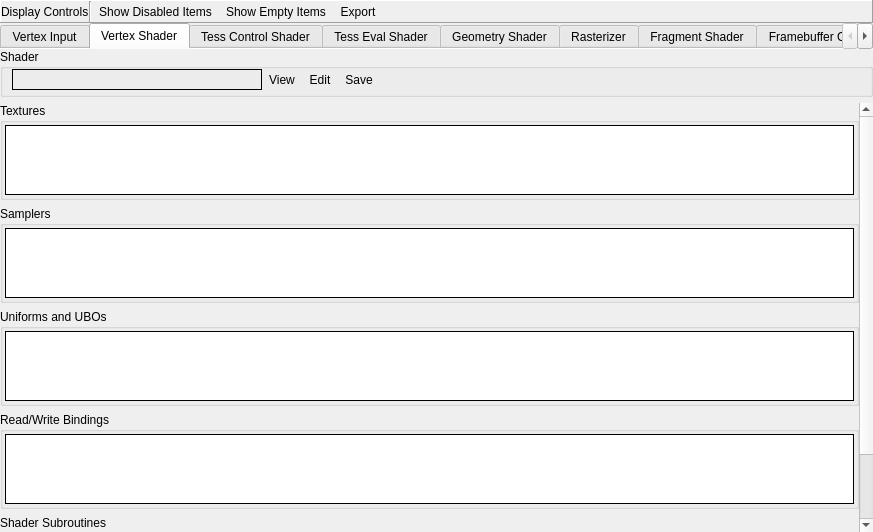
First picture: the form in qrenderdoc/Windows/PipelineState/GLPipelineStateViewer.ui, repository baldurk/renderdoc, before the edit.
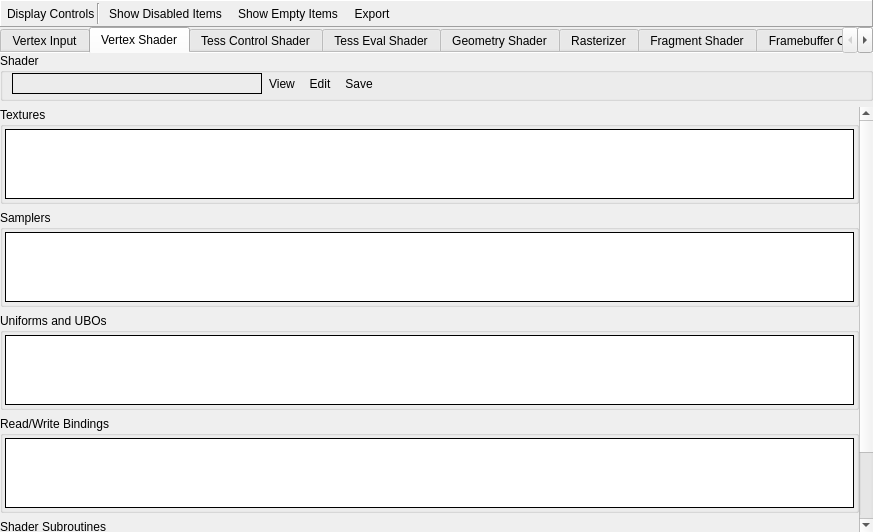
Second picture: the form after the edit. The open tabs and pages were chosen to show the change. Icons and pictures are not drawn. Custom widgets are drawn as their Qt base class.

Commit message: Fix some margins/spacings to be more consistent across the UI

```diff
--- a/qrenderdoc/Windows/PipelineState/GLPipelineStateViewer.ui
+++ b/qrenderdoc/Windows/PipelineState/GLPipelineStateViewer.ui
@@ -36,19 +36,19 @@
      </property>
      <layout class="QHBoxLayout" name="toolbarLayout">
       <property name="spacing">
-       <number>0</number>
+       <number>2</number>
       </property>
       <property name="leftMargin">
-       <number>0</number>
+       <number>6</number>
       </property>
       <property name="topMargin">
-       <number>0</number>
+       <number>2</number>
       </property>
       <property name="rightMargin">
-       <number>0</number>
+       <number>6</number>
       </property>
       <property name="bottomMargin">
-       <number>0</number>
+       <number>2</number>
       </property>
       <item>
        <widget class="QLabel" name="controlsLabel">
@@ -615,8 +615,8 @@
            <rect>
             <x>0</x>
             <y>0</y>
-            <width>873</width>
-            <height>428</height>
+            <width>116</width>
+            <height>424</height>
            </rect>
           </property>
           <layout class="QVBoxLayout" name="verticalLayout_16">
```
Left out of the diff: 24 changed lines with no effect on the pictures. The commit also changes 4 other files.
